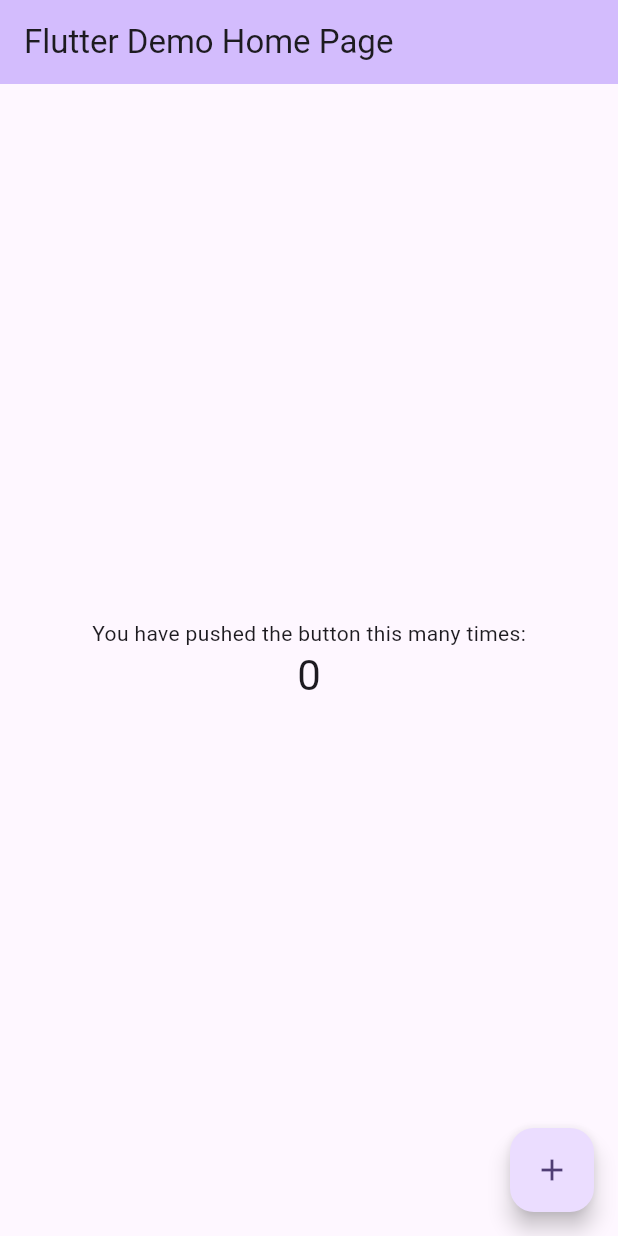
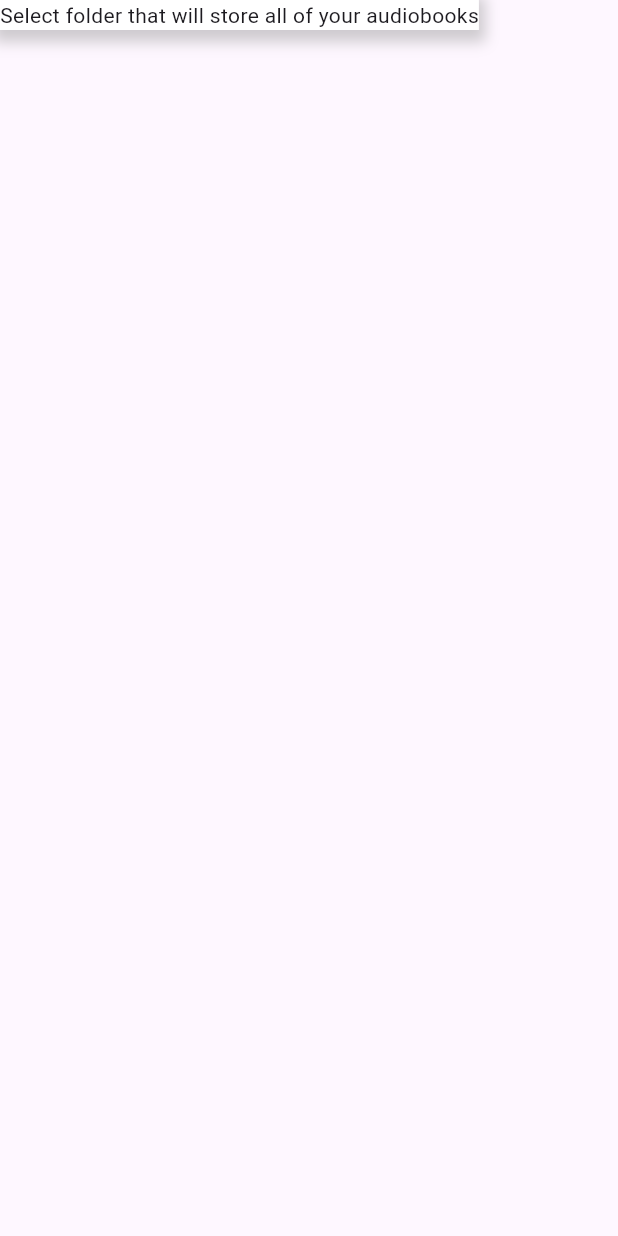
Before and after one commit to Desu1243/AudioReader, a Flutter app: the screen it shows after launch, on a phone screen of 412 x 824 dp. Run offline on Flutter 3.47's test engine with Material 3 defaults, Android fonts, the phone set to English and light mode, and no system bars.

Commit message:
project structure

```diff
--- a/lib/main.dart
+++ b/lib/main.dart
@@ -1,125 +1,17 @@
+import 'package:audioreader/pages/loading_page.dart';
 import 'package:flutter/material.dart';
+import 'package:flutter/services.dart';
 
 void main() {
-  runApp(const MyApp());
+  WidgetsFlutterBinding.ensureInitialized();
+  SystemChrome.setPreferredOrientations([
+    DeviceOrientation.portraitUp,
+    DeviceOrientation.portraitDown
+  ]);
+
+  runApp(const MaterialApp(
+    title: "Audioreader",
+    debugShowCheckedModeBanner: false,
+    home: LoadingPage(),
+  ));
 }
-
-class MyApp extends StatelessWidget {
-  const MyApp({super.key});
-
-  // This widget is the root of your application.
-  @override
-  Widget build(BuildContext context) {
-    return MaterialApp(
-      title: 'Flutter Demo',
-      theme: ThemeData(
-        // This is the theme of your application.
-        //
-        // TRY THIS: Try running your application with "flutter run". You'll see
-        // the application has a purple toolbar. Then, without quitting the app,
-        // try changing the seedColor in the colorScheme below to Colors.green
-        // and then invoke "hot reload" (save your changes or press the "hot
-        // reload" button in a Flutter-supported IDE, or press "r" if you used
-        // the command line to start the app).
-        //
-        // Notice that the counter didn't reset back to zero; the application
-        // state is not lost during the reload. To reset the state, use hot
-        // restart instead.
-        //
-        // This works for code too, not just values: Most code changes can be
-        // tested with just a hot reload.
-        colorScheme: ColorScheme.fromSeed(seedColor: Colors.deepPurple),
-        useMaterial3: true,
-      ),
-      home: const MyHomePage(title: 'Flutter Demo Home Page'),
-    );
-  }
-}
-
-class MyHomePage extends StatefulWidget {
-  const MyHomePage({super.key, required this.title});
-
-  // This widget is the home page of your application. It is stateful, meaning
-  // that it has a State object (defined below) that contains fields that affect
-  // how it looks.
-
-  // This class is the configuration for the state. It holds the values (in this
-  // case the title) provided by the parent (in this case the App widget) and
-  // used by the build method of the State. Fields in a Widget subclass are
-  // always marked "final".
-
-  final String title;
-
-  @override
-  State<MyHomePage> createState() => _MyHomePageState();
-}
-
-class _MyHomePageState extends State<MyHomePage> {
-  int _counter = 0;
-
-  void _incrementCounter() {
-    setState(() {
-      // This call to setState tells the Flutter framework that something has
-      // changed in this State, which causes it to rerun the build method below
-      // so that the display can reflect the updated values. If we changed
-      // _counter without calling setState(), then the build method would not be
-      // called again, and so nothing would appear to happen.
-      _counter++;
-    });
-  }
-
-  @override
-  Widget build(BuildContext context) {
-    // This method is rerun every time setState is called, for instance as done
-    // by the _incrementCounter method above.
-    //
-    // The Flutter framework has been optimized to make rerunning build methods
-    // fast, so that you can just rebuild anything that needs updating rather
-    // than having to individually change instances of widgets.
-    return Scaffold(
-      appBar: AppBar(
-        // TRY THIS: Try changing the color here to a specific color (to
-        // Colors.amber, perhaps?) and trigger a hot reload to see the AppBar
-        // change color while the other colors stay the same.
-        backgroundColor: Theme.of(context).colorScheme.inversePrimary,
-        // Here we take the value from the MyHomePage object that was created by
-        // the App.build method, and use it to set our appbar title.
-        title: Text(widget.title),
-      ),
-      body: Center(
-        // Center is a layout widget. It takes a single child and positions it
-        // in the middle of the parent.
-        child: Column(
-          // Column is also a layout widget. It takes a list of children and
-          // arranges them vertically. By default, it sizes itself to fit its
-          // children horizontally, and tries to be as tall as its parent.
-          //
-          // Column has various properties to control how it sizes itself and
-          // how it positions its children. Here we use mainAxisAlignment to
-          // center the children vertically; the main axis here is the vertical
-          // axis because Columns are vertical (the cross axis would be
-          // horizontal).
-          //
-          // TRY THIS: Invoke "debug painting" (choose the "Toggle Debug Paint"
-          // action in the IDE, or press "p" in the console), to see the
-          // wireframe for each widget.
-          mainAxisAlignment: MainAxisAlignment.center,
-          children: <Widget>[
-            const Text(
-              'You have pushed the button this many times:',
-            ),
-            Text(
-              '$_counter',
-              style: Theme.of(context).textTheme.headlineMedium,
-            ),
-          ],
-        ),
-      ),
-      floatingActionButton: FloatingActionButton(
-        onPressed: _incrementCounter,
-        tooltip: 'Increment',
-        child: const Icon(Icons.add),
-      ), // This trailing comma makes auto-formatting nicer for build methods.
-    );
-  }
-}
--- /dev/null
+++ b/lib/pages/start_page.dart
@@ -0,0 +1,33 @@
+// page that appears on the first launch of the app
+// asks user for the main audiobook folder, and permissions of any are necessary
+
+import 'package:flutter/material.dart';
+
+class StartPage extends StatefulWidget {
+  const StartPage({super.key});
+
+  @override
+  State<StartPage> createState() => _StartPageState();
+}
+
+class _StartPageState extends State<StartPage> {
+  @override
+  Widget build(BuildContext context) {
+    return Scaffold(
+      body: Container(
+        child: Text("Select folder that will store all of your audiobooks"),
+        decoration: BoxDecoration(
+          color: Colors.white,
+          boxShadow: [
+            BoxShadow(
+              color: Colors.grey.withOpacity(0.5),
+              spreadRadius: 5,
+              blurRadius: 7,
+              offset: const Offset(0, 3),
+            ),
+          ],
+        ),
+      ),
+    );
+  }
+}
--- /dev/null
+++ b/lib/services/settings.dart
@@ -0,0 +1,4 @@
+class Settings{
+  String mainFolderPath = "emulated/0/Audiobooks";
+
+}
```
Also changed, not shown: lib/models/audio_part.dart (added, +16 -0 lines), lib/models/audiobook.dart (added, +17 -0 lines), lib/pages/library_page.dart (added, +17 -0 lines), lib/pages/loading_page.dart (added, +40 -0 lines), lib/pages/player_page.dart (added, +15 -0 lines), pubspec.lock, 1 other file.
